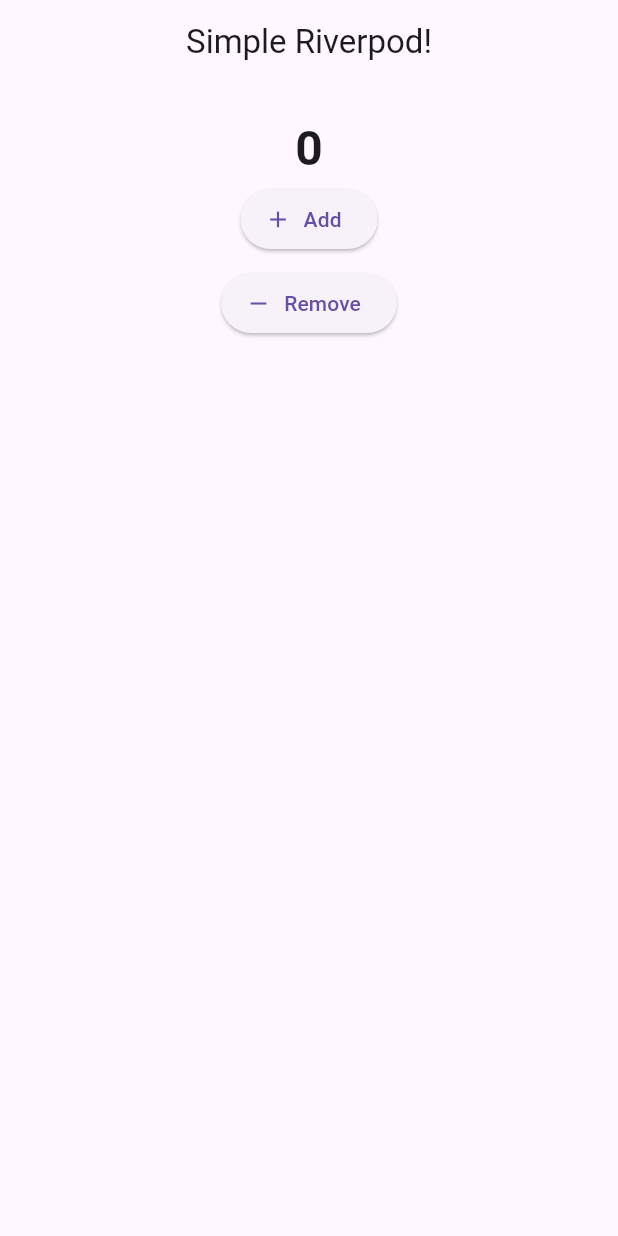
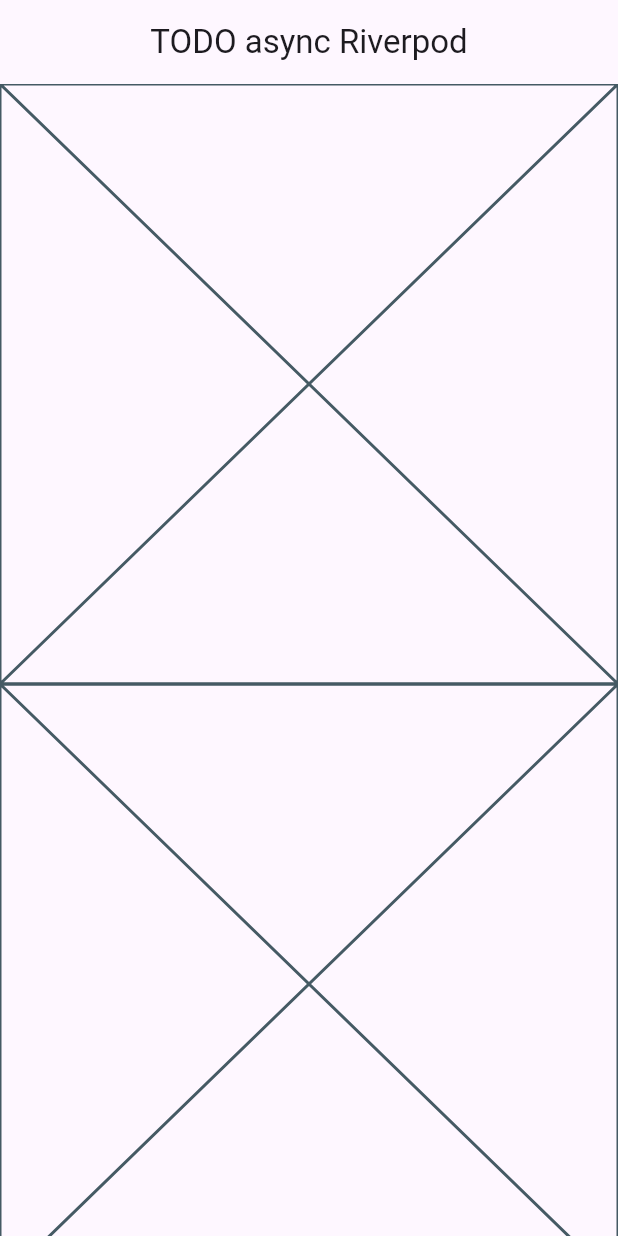
Before and after one commit to philipjan/flutter_state_management_rundown, a Flutter app: the screen it shows after launch, on a phone screen of 412 x 824 dp. Run offline on Flutter 3.47's test engine with Material 3 defaults, Android fonts, the phone set to English and light mode, and no system bars; our stand-ins replace flutter_riverpod.

Commit message:
learn_riverpod_todo - added freezed_annotation - added json_annotation - added freezed - added json_serializable - added initial layout with todo

```diff
--- a/lib/main.dart
+++ b/lib/main.dart
@@ -1,11 +1,11 @@
-import 'package:cubitbloc/simple_state_provider.dart';
+import 'package:cubitbloc/widget/widget_list_item.dart';
 import 'package:flutter/material.dart';
 import 'package:flutter_riverpod/flutter_riverpod.dart';
 
 void main() {
   runApp(
     // add riverpod ProviderScope to the root widget of  the app; A Must
-      const ProviderScope(child: App(),)
+    const ProviderScope(child: App()),
   );
 }
 
@@ -14,52 +14,21 @@ class App extends StatelessWidget {
 
   @override
   Widget build(BuildContext context) {
-    return const MaterialApp(
-      home: HomePage(),
-    );
+    return const MaterialApp(home: HomePage());
   }
 }
 
-
-class HomePage extends ConsumerWidget {
+class HomePage extends StatelessWidget {
   const HomePage({super.key});
 
   @override
-  Widget build(BuildContext context, WidgetRef ref) {
-    return Scaffold(
-      appBar: AppBar(
-        title: Text("Simple Riverpod!",),
-        centerTitle: true,
-      ),
-      body: Center(
-        child: Padding(
-            padding: EdgeInsets.symmetric(vertical: 20),
-          child: Column(
-            children: [
-              Text(
-                // ref.watch(riverPodCountState).toString(),
-                ref.watch(counterProvider).toString(),
-                style: TextStyle(fontSize: 32, fontWeight: FontWeight.bold),
-              ),
-              ElevatedButton.icon(
-                  onPressed: () {
-                    ref.read(counterProvider.notifier).increment();
-                  },
-                icon: const Icon(Icons.add),
-                label: const Text("Add"),
-              ),
-
-              SizedBox(height: 8,),
-
-              ElevatedButton.icon(
-                onPressed: () {
-                  ref.read(counterProvider.notifier).decrement();
-                },
-                icon: const Icon(Icons.remove),
-                label: const Text("Remove"),
-              ),
-
-            ],
+  Widget build(BuildContext context) {
+    return MaterialApp(
+      home: Scaffold(
+        appBar: AppBar(title: Text("TODO async Riverpod"), centerTitle: true),
+        body: Center(
+          child: ListView.builder(
+            itemBuilder: (ctx, index) => TodoItem(key: Key(index.toString())),
           ),
         ),
       ),
--- a/lib/simple_state_provider.dart
+++ /dev/null
@@ -1,21 +0,0 @@
-
-import 'package:flutter_riverpod/legacy.dart';
-import 'package:riverpod_annotation/riverpod_annotation.dart';
-
-part 'simple_state_provider.g.dart';
-
-final riverPodCountState = StateProvider<int>((ref) {
-  return 0;
-});
-
-@riverpod
-class Counter extends _$Counter {
-  @override
-  int build() {
-    return 0;
-  }
-
-  void increment() => state++;
-  void decrement() => state--;
-
-}
--- /dev/null
+++ b/lib/widget/widget_list_item.dart
@@ -0,0 +1,11 @@
+import 'package:flutter/material.dart';
+
+// TODO: 8/11/25 Finalize the content
+class TodoItem extends StatelessWidget {
+  const TodoItem({super.key});
+
+  @override
+  Widget build(BuildContext context) {
+    return const Placeholder();
+  }
+}
--- a/pubspec.yaml
+++ b/pubspec.yaml
@@ -28,6 +28,8 @@ environment:
 # the latest version available on pub.dev. To see which dependencies have newer
 # versions available, run `flutter pub outdated`.
 dependencies:
+  freezed_annotation: ^3.1.0
+  json_annotation: ^4.9.0
   flutter:
     sdk: flutter
   flutter_riverpod: ^3.0.0-dev.17
@@ -39,6 +41,8 @@ dependencies:
 
 dev_dependencies:
   build_runner:
+  freezed: ^3.2.0
+  json_serializable: ^6.9.4
   flutter_test:
     sdk: flutter
 
```
Also changed, not shown: lib/simple_state_provider.g.dart (deleted), pubspec.lock.
